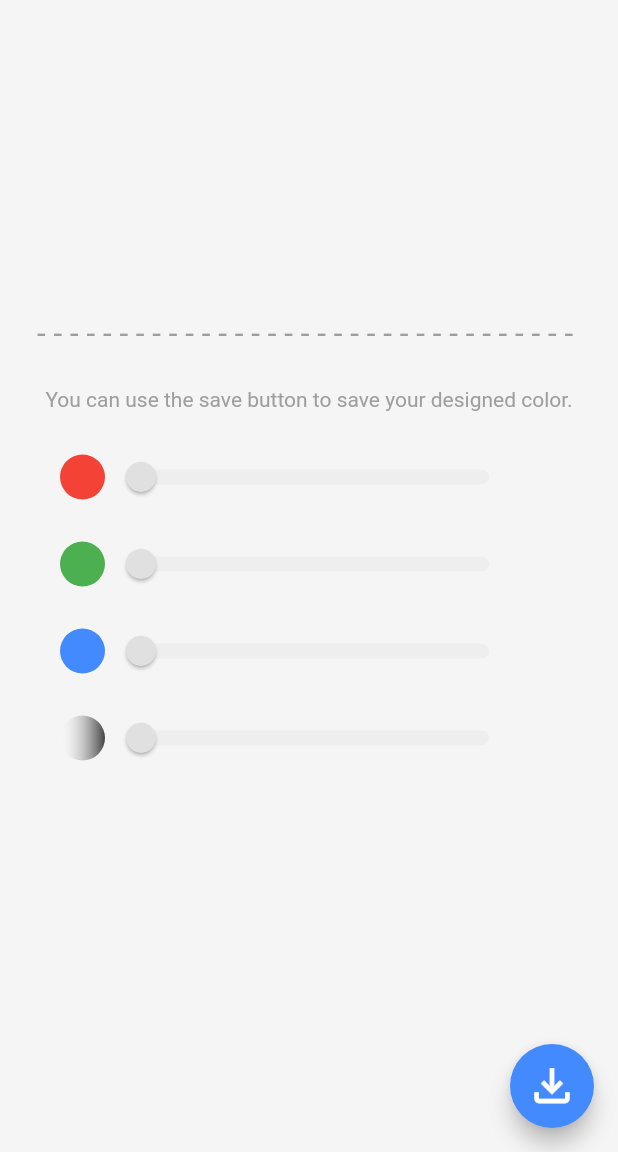
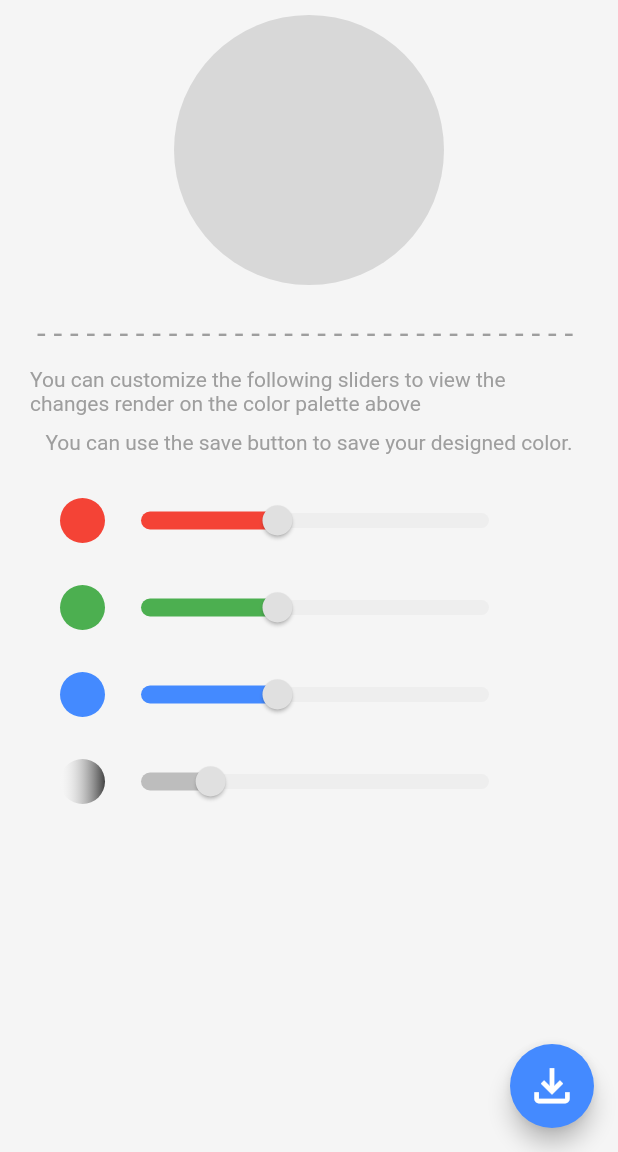
Before and after one commit to Hassanulhaq52/Color-Design-App, a Flutter app: the screen it shows after launch, on a phone screen of 412 x 824 dp, the part 84-1236 px from its top. Run offline on Flutter 3.47's test engine with Material 2 defaults, Android fonts, the phone set to English and light mode, and no system bars; our stand-ins replace bloc, flutter_bloc, shared_preferences.

Commit message:
Code Refactoring.

```diff
--- a/lib/application/color_design_bloc.dart
+++ b/lib/application/color_design_bloc.dart
@@ -1,205 +1,21 @@
-// import 'dart:convert';
-// import 'package:bloc/bloc.dart';
-// import 'package:shared_preferences/shared_preferences.dart';
-// import '../model/color_design_model.dart';
-//
-// part 'color_design_event.dart';
-//
-// part 'color_design_state.dart';
-//
-// class ColorDesignBloc extends Bloc<ColorDesignEvent, ColorDesignState> {
-//   ColorDesignBloc() : super(ColorDesignState.initial()) {
-//     on<OnChangeRedColorValue>((event, emit) {
-//       emit(state.copyWith(redColorValue: event.redColorValue));
-//     });
-//
-//     on<OnLoadAtStart>((event, emit) => onLoadAtStart(event, emit));
-//
-//     on<OnLoadAtStart>((event, emit) async {
-//       await loadColorsFromSharedPreferences();
-//     });
-//
-//     on<OnChangeGreenColorValue>((event, emit) {
-//       emit(state.copyWith(greenColorValue: event.greenColorValue));
-//     });
-//
-//     on<OnChangeBlueColorValue>((event, emit) {
-//       emit(state.copyWith(blueColorValue: event.blueColorValue));
-//     });
-//
-//     on<OnChangeOpacityValue>((event, emit) {
-//       emit(state.copyWith(opacityValue: event.opacityValue));
-//     });
-//
-//     on<OnAddColorName>((event, emit) {
-//       emit(state.copyWith(colorName: event.colorName));
-//     });
-//
-//     on<OnAddNotes>((event, emit) {
-//       emit(state.copyWith(colorNotes: event.colorNotes));
-//     });
-//
-//     add(OnLoadAtStart());
-//
-//     on<OnPressedSave>((event, emit) {
-//       if (state.colorName != '' && state.colorNotes != '') {
-//         emit(
-//           state.copyWith(
-//             colorDesignModel: state.colorDesignModel
-//               ..add(
-//                 ColorDesignModel(
-//                   colorName: state.colorName,
-//                   colorNotes: state.colorNotes,
-//                   red: state.redColorValue,
-//                   green: state.greenColorValue,
-//                   blue: state.blueColorValue,
-//                   opacity: state.opacityValue,
-//                 ),
-//               ),
-//           ),
-//         );
-//         saveColorsToSharedPreferences();
-//       } else {
-//         print('Plz fill all the Fields');
-//       }
-//     });
-//   }
-//
-//   Future<void> loadColorsFromSharedPreferences() async {
-//     final prefs = await SharedPreferences.getInstance();
-//     final colorsJson = prefs.getString('colors');
-//     if (colorsJson != null) {
-//       final colorsMapList =
-//           (jsonDecode(colorsJson) as List<dynamic>).map((colorMap) => ColorDesignModel.fromJson(colorMap)).toList();
-//       emit(state.copyWith(colorDesignModel: colorsMapList));
-//     } else {
-//       emit(state.copyWith(colorDesignModel: []));
-//     }
-//   }
-//
-//   Future<void> saveColorsToSharedPreferences() async {
-//     final prefs = await SharedPreferences.getInstance();
-//     final encodedList = jsonEncode(state.colorDesignModel.map((color) => color.toJson()).toList());
-//     prefs.setString('colors', encodedList);
-//     loadColorsFromSharedPreferences();
-//   }
-//
-//   onLoadAtStart(OnLoadAtStart event, Emitter<ColorDesignState> emit) {
-//     loadColorsFromSharedPreferences();
-//   }
-// }
-
-// import 'dart:convert';
-// import 'package:bloc/bloc.dart';
-// import 'package:shared_preferences/shared_preferences.dart';
-// import '../model/color_design_model.dart';
-//
-// part 'color_design_event.dart';
-//
-// part 'color_design_state.dart';
-//
-// class ColorDesignBloc extends Bloc<ColorDesignEvent, ColorDesignState> {
-//   Future<void> loadColorsFromSharedPreferences() async {
-//     final prefs = await SharedPreferences.getInstance();
-//     final colorsJson = prefs.getString('colors');
-//     if (colorsJson != null) {
-//       final colorsMapList =
-//           (jsonDecode(colorsJson) as List<dynamic>).map((colorMap) => ColorDesignModel.fromJson(colorMap)).toList();
-//       add(OnLoadAtStart(onLoadColors: colorsMapList));
-//       // add(OnLoadAtStart(colorsMapList));
-//     } else {
-//       add(OnLoadAtStart(onLoadColors: []));
-//     }
-//   }
-//
-//   ColorDesignBloc() : super(ColorDesignState.initial()) {
-//     on<OnChangeRedColorValue>((event, emit) {
-//       emit(state.copyWith(redColorValue: event.redColorValue));
-//     });
-//
-//     on<OnLoadAtStart>((event, emit) => onLoadAtStart(event, emit));
-//
-//     on<OnChangeGreenColorValue>((event, emit) {
-//       emit(state.copyWith(greenColorValue: event.greenColorValue));
-//     });
-//
-//     on<OnChangeBlueColorValue>((event, emit) {
-//       emit(state.copyWith(blueColorValue: event.blueColorValue));
-//     });
-//
-//     on<OnChangeOpacityValue>((event, emit) {
-//       emit(state.copyWith(opacityValue: event.opacityValue));
-//     });
-//
-//     on<OnAddColorName>((event, emit) {
-//       emit(state.copyWith(colorName: event.colorName));
-//     });
-//
-//     on<OnAddNotes>((event, emit) {
-//       emit(state.copyWith(colorNotes: event.colorNotes));
-//     });
-//
-//     on<OnLoadColors>((event, emit) {
-//       emit(state.copyWith(colorDesignModel: state.colorDesignModel));
-//     });
-//
-//     add(OnLoadAtStart(onLoadColors: state.colorDesignModel));
-//
-//     on<OnPressedSave>((event, emit) {
-//       if (state.colorName != '' && state.colorNotes != '') {
-//         emit(
-//           state.copyWith(
-//             colorDesignModel: state.colorDesignModel
-//               ..add(
-//                 ColorDesignModel(
-//                   colorName: state.colorName,
-//                   colorNotes: state.colorNotes,
-//                   red: state.redColorValue,
-//                   green: state.greenColorValue,
-//                   blue: state.blueColorValue,
-//                   opacity: state.opacityValue,
-//                 ),
-//               ),
-//           ),
-//         );
-//         saveColorsToSharedPreferences();
-//       } else {
-//         print('Plz fill all the Fields');
-//       }
-//     });
-//   }
-//
-//   Future<void> saveColorsToSharedPreferences() async {
-//     final prefs = await SharedPreferences.getInstance();
-//     final encodedList = jsonEncode(state.colorDesignModel.map((color) => color.toJson()).toList());
-//     prefs.setString('colors', encodedList);
-//     loadColorsFromSharedPreferences();
-//   }
-//
-//   onLoadAtStart(OnLoadAtStart event, Emitter<ColorDesignState> emit) {
-//     loadColorsFromSharedPreferences();
-//   }
-// }
-
-
-
 import 'dart:convert';
 import 'package:bloc/bloc.dart';
 import 'package:shared_preferences/shared_preferences.dart';
 import '../model/color_design_model.dart';
-
 part 'color_design_event.dart';
 part 'color_design_state.dart';
 
 class ColorDesignBloc extends Bloc<ColorDesignEvent, ColorDesignState> {
+
   ColorDesignBloc() : super(ColorDesignState.initial()) {
+
     on<OnChangeRedColorValue>((event, emit) {
       emit(state.copyWith(redColorValue: event.redColorValue));
     });
 
     on<OnLoadAtStart>((event, emit) async {
-      final colors = await _loadColorsFromSharedPreferences();
-      emit(state.copyWith(colorDesignModel: colors));
+      final colorsList = await loadColorsFromSharedPreferences();
+      emit(state.copyWith(colorDesignModel: colorsList));
     });
 
     on<OnChangeGreenColorValue>((event, emit) {
@@ -222,7 +38,9 @@ class ColorDesignBloc extends Bloc<ColorDesignEvent, ColorDesignState> {
       emit(state.copyWith(colorNotes: event.colorNotes));
     });
 
-    on<OnPressedSave>((event, emit) async {
+    add(OnLoadAtStart());
+
+    on<OnPressedSave>((event, emit) {
       if (state.colorName != '' && state.colorNotes != '') {
         emit(
           state.copyWith(
@@ -239,42 +57,32 @@ class ColorDesignBloc extends Bloc<ColorDesignEvent, ColorDesignState> {
               ),
           ),
         );
-        await _saveColorsToSharedPreferences(state.colorDesignModel);
+        saveColorsToSharedPreferences();
       } else {
         print('Plz fill all the Fields');
       }
     });
-
-    add(OnLoadAtStart());
   }
 
-  Future<List<ColorDesignModel>> _loadColorsFromSharedPreferences() async {
+  Future<List<ColorDesignModel>> loadColorsFromSharedPreferences() async {
     final prefs = await SharedPreferences.getInstance();
     final colorsJson = prefs.getString('colors');
     if (colorsJson != null) {
-      final colorsMapList = (jsonDecode(colorsJson) as List<dynamic>)
-          .map((colorMap) => ColorDesignModel.fromJson(colorMap))
-          .toList();
+      final colorsMapList =
+          (jsonDecode(colorsJson) as List<dynamic>).map((colorMap) => ColorDesignModel.fromJson(colorMap)).toList();
       return colorsMapList;
     } else {
       return [];
     }
   }
 
-  Future<void> _saveColorsToSharedPreferences(
-      List<ColorDesignModel> colors) async {
+  Future<void> saveColorsToSharedPreferences() async {
     final prefs = await SharedPreferences.getInstance();
-    final encodedList =
-    jsonEncode(colors.map((color) => color.toJson()).toList());
+    final encodedList = jsonEncode(state.colorDesignModel.map((color) => color.toJson()).toList());
     prefs.setString('colors', encodedList);
-  }
-
-  onLoadAtStart(OnLoadAtStart event, Emitter<ColorDesignState> emit) {
-    _loadColorsFromSharedPreferences();
+    // loadColorsFromSharedPreferences();
   }
 }
-
-
 
 // import 'dart:convert';
 // import 'package:bloc/bloc.dart';
@@ -282,7 +90,6 @@ class ColorDesignBloc extends Bloc<ColorDesignEvent, ColorDesignState> {
 // import '../model/color_design_model.dart';
 //
 // part 'color_design_event.dart';
-//
 // part 'color_design_state.dart';
 //
 // class ColorDesignBloc extends Bloc<ColorDesignEvent, ColorDesignState> {
@@ -293,9 +100,6 @@ class ColorDesignBloc extends Bloc<ColorDesignEvent, ColorDesignState> {
 //
 //     on<OnLoadAtStart>((event, emit) => onLoadAtStart(event, emit));
 //
-//     on<OnLoadAtStart>((event, emit) async {
-//       await loadColorsFromSharedPreferences();
-//     });
 //
 //     on<OnChangeGreenColorValue>((event, emit) {
 //       emit(state.copyWith(greenColorValue: event.greenColorValue));
@@ -317,9 +121,9 @@ class ColorDesignBloc extends Bloc<ColorDesignEvent, ColorDesignState> {
 //       emit(state.copyWith(colorNotes: event.colorNotes));
 //     });
 //
-//     on<OnPressedSave>((event, emit) {
+//     on<OnPressedSave>((event, emit) async {
 //       if (state.colorName != '' && state.colorNotes != '') {
-//         add(
+//         emit(
 //           state.copyWith(
 //             colorDesignModel: state.colorDesignModel
 //               ..add(
@@ -334,36 +138,37 @@ class ColorDesignBloc extends Bloc<ColorDesignEvent, ColorDesignState> {
 //               ),
 //           ),
 //         );
+//         await _saveColorsToSharedPreferences(state.colorDesignModel);
 //       } else {
 //         print('Plz fill all the Fields');
 //       }
 //     });
 //
-//     // Listen for state changes and save them to SharedPreferences
-//     listen((state) {
-//       saveColorsToSharedPreferences(state.colorDesignModel);
-//     });
+//     add(OnLoadAtStart());
 //   }
 //
-//   Future<void> loadColorsFromSharedPreferences() async {
+//   Future<void> _loadColorsFromSharedPreferences() async {
 //     final prefs = await SharedPreferences.getInstance();
 //     final colorsJson = prefs.getString('colors');
 //     if (colorsJson != null) {
-//       final colorsMapList =
-//       (jsonDecode(colorsJson) as List<dynamic>).map((colorMap) => ColorDesignModel.fromJson(colorMap)).toList();
-//       add(colorsMapList as ColorDesignEvent);
+//       final colorsMapList = (jsonDecode(colorsJson) as List<dynamic>)
+//           .map((colorMap) => ColorDesignModel.fromJson(colorMap))
+//           .toList();
+//      emit(state.copyWith(colorDesignModel: colorsMapList));
 //     } else {
-//       add(state.copyWith(colorDesignModel: []));
+//       emit(state.copyWith(colorDesignModel: []));
 //     }
 //   }
 //
-//   Future<void> saveColorsToSharedPreferences(List<ColorDesignModel> colors) async {
+//   Future<void> _saveColorsToSharedPreferences(
+//       List<ColorDesignModel> colors) async {
 //     final prefs = await SharedPreferences.getInstance();
-//     final encodedList = jsonEncode(colors.map((color) => color.toJson()).toList());
+//     final encodedList =
+//     jsonEncode(colors.map((color) => color.toJson()).toList());
 //     prefs.setString('colors', encodedList);
 //   }
 //
 //   onLoadAtStart(OnLoadAtStart event, Emitter<ColorDesignState> emit) {
-//     loadColorsFromSharedPreferences();
+//     _loadColorsFromSharedPreferences();
 //   }
 // }
--- a/lib/application/color_design_event.dart
+++ b/lib/application/color_design_event.dart
@@ -40,15 +40,4 @@ class OnAddNotes extends ColorDesignEvent {
 
 class OnPressedSave extends ColorDesignEvent {}
 
-class OnLoadAtStart extends ColorDesignEvent {
-  //
-  // OnLoadAtStart({required this.onLoadColors});
-  // final List<dynamic> onLoadColors;
-
-}
-
-class OnLoadColors extends ColorDesignEvent {
-
-
-
-}
+class OnLoadAtStart extends ColorDesignEvent {}
--- a/lib/application/color_design_state.dart
+++ b/lib/application/color_design_state.dart
@@ -21,10 +21,10 @@ class ColorDesignState {
 
   factory ColorDesignState.initial() {
     return ColorDesignState(
-      redColorValue: 0.0,
-      greenColorValue: 0.0,
-      blueColorValue: 0.0,
-      opacityValue: 0.0,
+      redColorValue: 100.0,
+      greenColorValue: 100.0,
+      blueColorValue: 100.0,
+      opacityValue: 0.2,
       colorName: '',
       colorNotes: '',
       colorDesignModel: [],
--- a/lib/screens/color_picker_screen.dart
+++ b/lib/screens/color_picker_screen.dart
@@ -15,6 +15,12 @@ class ColorPickerScreen extends StatelessWidget {
     return BlocBuilder<ColorDesignBloc, ColorDesignState>(
       builder: (context, state) {
         final ColorDesignBloc colorDesignBloc = context.read<ColorDesignBloc>();
+        final Color rgbaColor = Color.fromRGBO(
+          state.redColorValue.toInt(),
+          state.greenColorValue.toInt(),
+          state.blueColorValue.toInt(),
+          state.opacityValue,
+        );
 
         return Scaffold(
           backgroundColor: Colors.grey.shade100,
@@ -78,10 +84,84 @@ class ColorPickerScreen extends StatelessWidget {
                 const SizedBox(height: 10),
                 Text('- ' * 33, style: Styles.descriptionStyle.copyWith(fontSize: 21)),
 
+                // CustomPaint(painter: LineDashedPainter()),
+                // CustomPaint(
+                //   painter: LineDashedPainter(
+                //     dashWidth: 13,
+                //     dashSpace: 8,
+                //     numDashes: 20,
+                //     color: Colors.grey.shade400,
+                //   ),
+                //   size: Size(double.infinity, 2),
+                // ),
 
-                const SizedBox(height: 8),
+                // ListView.builder(
+                //
+                //     itemCount: 10,
+                //     itemBuilder: (context, index){
+                //
+                //   return  Row(
+                //     children: [
+                //       Divider(
+                //         indent: 6,
+                //         endIndent: 10,
+                //         height: 5,
+                //         color: Colors.grey,
+                //         thickness: 2,
+                //       ),
+                //     ],
+                //   );
+                //
+                // }),
+                // for(int i =0; i<20; i++){
+                //   Divider(
+                //     indent: 6,
+                //     endIndent: 10,
+                //     height: 5,
+                //     color: Colors.grey,
+                //     thickness: 2,
+                //   ),
+                // }
+                //
+                //  Divider(
+                //   indent: 6,
+                //   endIndent: 10,
+                //   height: 5,
+                //   color: Colors.grey,
+                //   thickness: 2,
+                // ),
 
-                const SizedBox(height: 15),
+                // Divider(
+                //   child: CustomPaint(
+                //     painter: LineDashedPainter(
+                //       dashWidth: 5,
+                //       dashSpace: 5,
+                //       color: Colors.grey,
+                //       numDashes: 20,
+                //     ),
+                //   ),
+                // ),
+
+                // Container(
+                //   width: 200,
+                //   height: 2,
+                //   decoration: BoxDecoration(
+                //     border: Border(
+                //       bottom: BorderSide(
+                //         width: 2,
+                //         color: Colors.grey,
+                //         style: BorderStyle.solid
+                //       ),
+                //     ),
+                //   ),
+                // ),
+
+                const SizedBox(height: 10),
+                const DescriptionText(
+                    text:
+                        'You can customize the following sliders to view the changes render on the color palette above'),
+                const SizedBox(height: 10),
+
                 const DescriptionText(text: 'You can use the save button to save your designed color.'),
                 const SizedBox(height: 20),
                 SliderRow(
--- /dev/null
+++ b/lib/widgets/dashed_ line.dart
@@ -0,0 +1,41 @@
+import 'package:flutter/material.dart';
+
+class LineDashedPainter extends CustomPainter {
+  final double dashWidth;
+  final double dashSpace;
+  final int numDashes;
+  final Color color;
+
+  LineDashedPainter({
+    required this.dashWidth,
+    required this.dashSpace,
+    required this.numDashes,
+    required this.color,
+  });
+
+  @override
+  void paint(Canvas canvas, Size size) {
+    var paint = Paint()
+      ..strokeWidth = size.height
+      ..color = color;
+    var max = numDashes * (dashWidth + dashSpace);
+    double startX = 0;
+    while (max >= 0) {
+      canvas.drawLine(
+        Offset(startX, size.height / 2),
+        Offset(startX + dashWidth, size.height / 2),
+        paint,
+      );
+      startX += dashWidth + dashSpace;
+      max -= dashWidth + dashSpace;
+    }
+  }
+
+  @override
+  bool shouldRepaint(LineDashedPainter oldDelegate) {
+    return oldDelegate.dashWidth != dashWidth ||
+        oldDelegate.dashSpace != dashSpace ||
+        oldDelegate.numDashes != numDashes ||
+        oldDelegate.color != color;
+  }
+}
```
